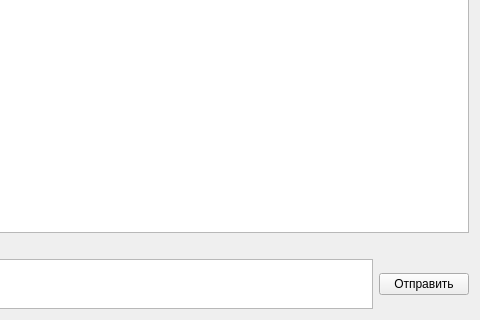
Qt form MsgServer/connectedtabbar.ui (AlexZelenin/QtMessenger) before a commit; both pictures show x 100 to 580 and y 203 to 523 of the 580 by 523 pixel window.
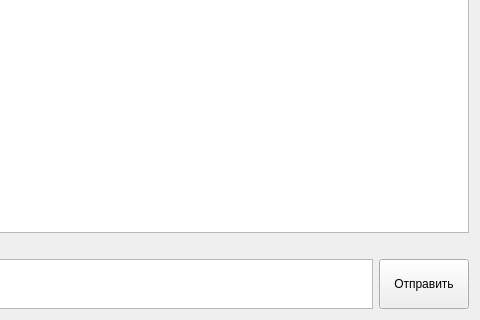
The same form after that commit.

Patch:
```diff
--- a/MsgServer/connectedtabbar.ui
+++ b/MsgServer/connectedtabbar.ui
@@ -35,7 +35,13 @@
      <property name="minimumSize">
       <size>
        <width>90</width>
-       <height>0</height>
+       <height>25</height>
+      </size>
+     </property>
+     <property name="maximumSize">
+      <size>
+       <width>16777215</width>
+       <height>50</height>
       </size>
      </property>
      <property name="text">
```
